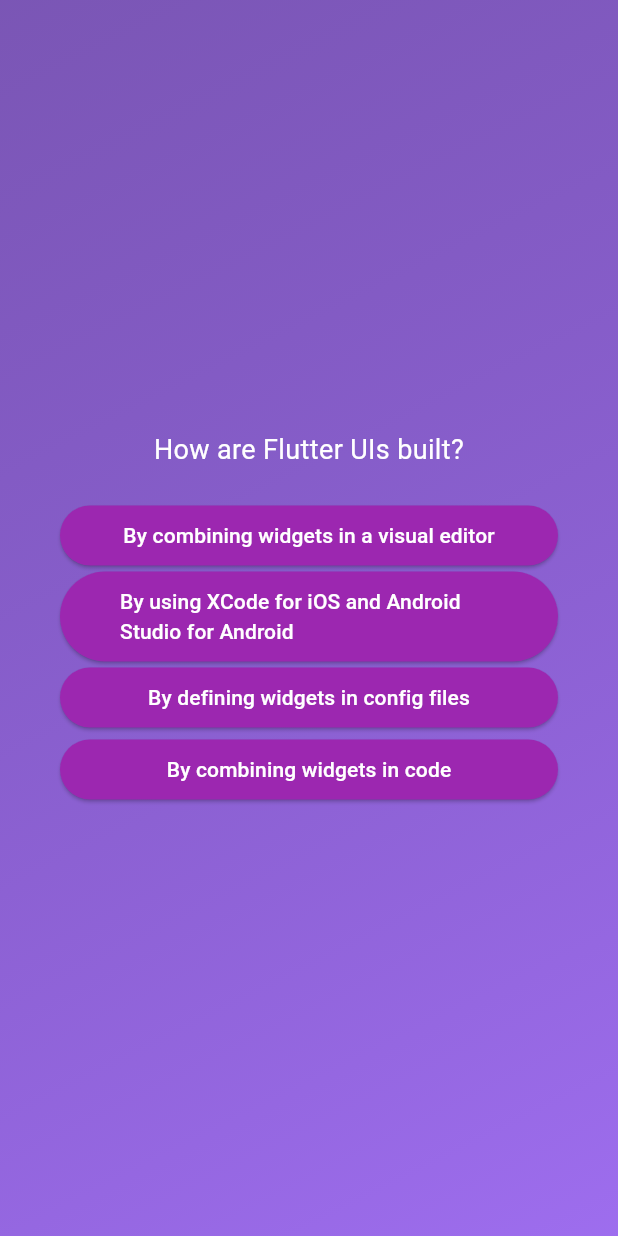
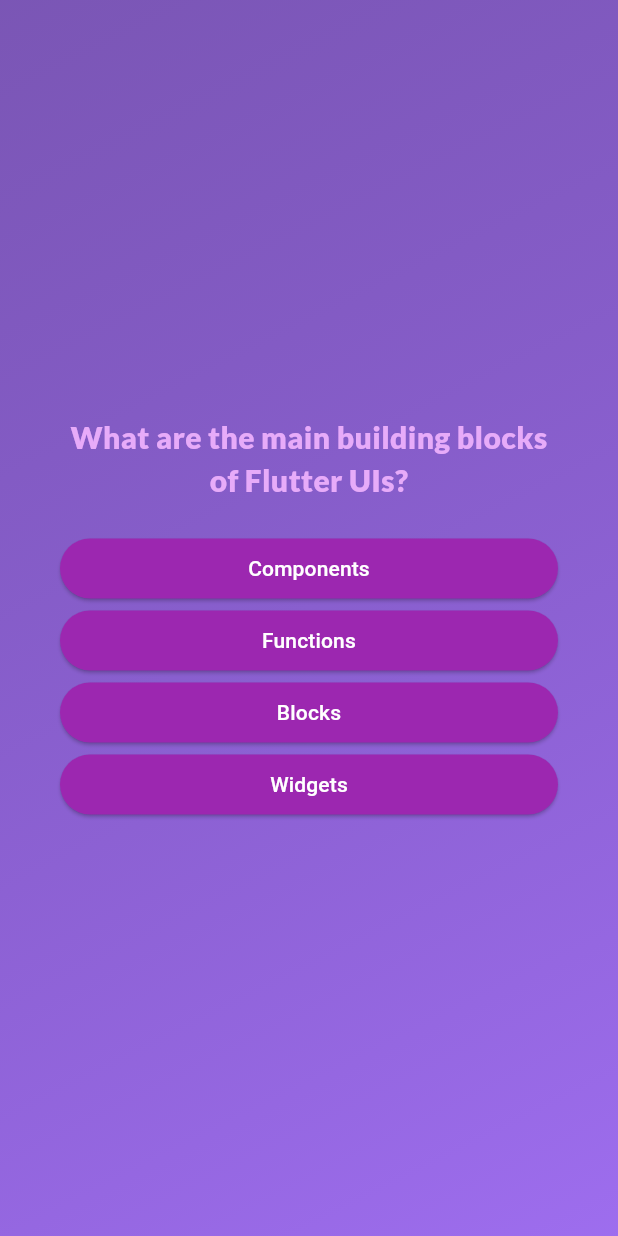
Before and after one commit to mathewwicky/quiz-app, a Flutter app: the screen it shows after launch, after a tap on "Start Quiz", on a phone screen of 412 x 824 dp. Run offline on Flutter 3.47's test engine with Material 3 defaults, Android fonts, the phone set to English and light mode, and no system bars; our stand-ins replace google_fonts.

Commit message:
introduced google fonts onto the texts fields

```diff
--- a/lib/answer_button.dart
+++ b/lib/answer_button.dart
@@ -16,7 +16,7 @@ class AnswerButton extends StatelessWidget {
         foregroundColor: Colors.white,
         shape: RoundedRectangleBorder(borderRadius: BorderRadius.circular(40),),
       ),
-      child: Text(answerText),
+      child: Text(answerText, textAlign: TextAlign.center,),
     );
   }
 }
--- a/lib/question_screen.dart
+++ b/lib/question_screen.dart
@@ -1,6 +1,7 @@
 import 'package:flutter/material.dart';
 import 'package:quiz_app/answer_button.dart';
 import 'package:quiz_app/data/questions.dart';
+import 'package:google_fonts/google_fonts.dart';
 
 class QuestionsScreen extends StatefulWidget {
   const QuestionsScreen({super.key});
@@ -10,30 +11,38 @@ class QuestionsScreen extends StatefulWidget {
 }
 
 class _QuestionsScreenState extends State<QuestionsScreen> {
+  var currentQuestionIndex = 0;
+
+  void answerQuestion() {
+    setState(() {
+      currentQuestionIndex += 1;
+    });
+  }
+
   @override
   Widget build(BuildContext context) {
-    final currentQuestion = questions[1];
+    final currentQuestion = questions[currentQuestionIndex];
 
     return Center(
       child: Container(
         margin: EdgeInsets.all(40),
         child: Column(
-          mainAxisSize: MainAxisSize
-              .min,
-              crossAxisAlignment: CrossAxisAlignment.stretch, // instead of taking of all the available vertiacal space it only takes the minimum vertical space as needed
+          mainAxisSize: MainAxisSize.min,
+          crossAxisAlignment: CrossAxisAlignment
+              .stretch, // instead of taking of all the available vertiacal space it only takes the minimum vertical space as needed
 
           children: [
             Text(
               currentQuestion.text,
-              style: TextStyle(
-                color: Colors.white,
-                fontSize: 18,
-              ),
+              style: GoogleFonts.lato(
+                  color: const Color.fromARGB(255, 231, 171, 249),
+                  fontSize: 20,
+                  fontWeight: FontWeight.w900),
               textAlign: TextAlign.center,
             ),
             SizedBox(height: 20),
             ...currentQuestion.getShuffledAnswes().map((answer) {
-              return AnswerButton(answerText: answer, onTap: () {});
+              return AnswerButton(answerText: answer, onTap: answerQuestion);
             })
           ],
         ),
--- a/lib/start_screen.dart
+++ b/lib/start_screen.dart
@@ -1,4 +1,5 @@
 import 'package:flutter/material.dart';
+import 'package:google_fonts/google_fonts.dart';
 
 class StartScreen extends StatelessWidget {
   const StartScreen(this.startQuiz, {super.key}); // constractor function accepts named argument
@@ -19,9 +20,9 @@ class StartScreen extends StatelessWidget {
           const SizedBox(
             height: 80,
           ),
-          const Text(
+          Text(
             "Learn Flutter the fun way!",
-            style: TextStyle(color: Colors.white, fontSize: 24),
+            style: GoogleFonts.lato(color: Colors.white, fontSize: 24, fontWeight: FontWeight.bold,),
           ),
           const SizedBox(
             height: 30,
--- a/pubspec.yaml
+++ b/pubspec.yaml
@@ -35,6 +35,7 @@ dependencies:
   # The following adds the Cupertino Icons font to your application.
   # Use with the CupertinoIcons class for iOS style icons.
   cupertino_icons: ^1.0.8
+  google_fonts: ^6.2.1
 
 dev_dependencies:
   flutter_test:
```
Also changed, not shown: pubspec.lock, 1 other file.
